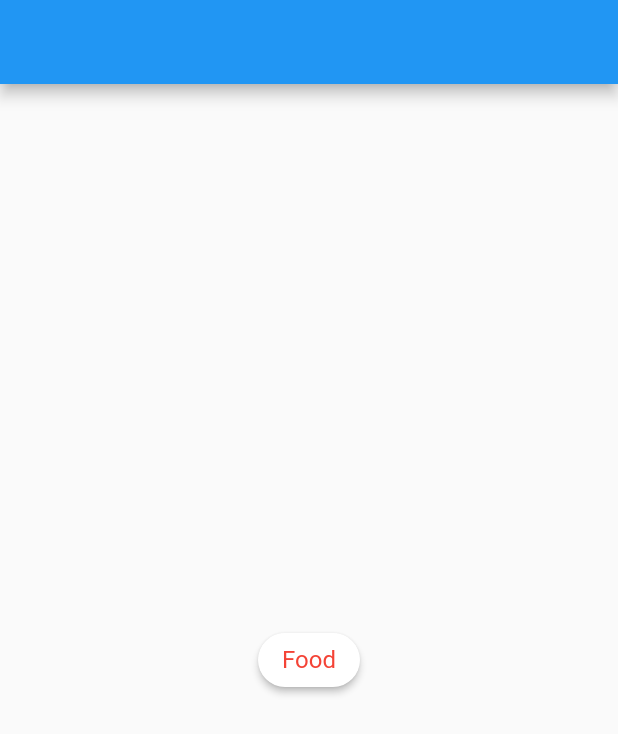
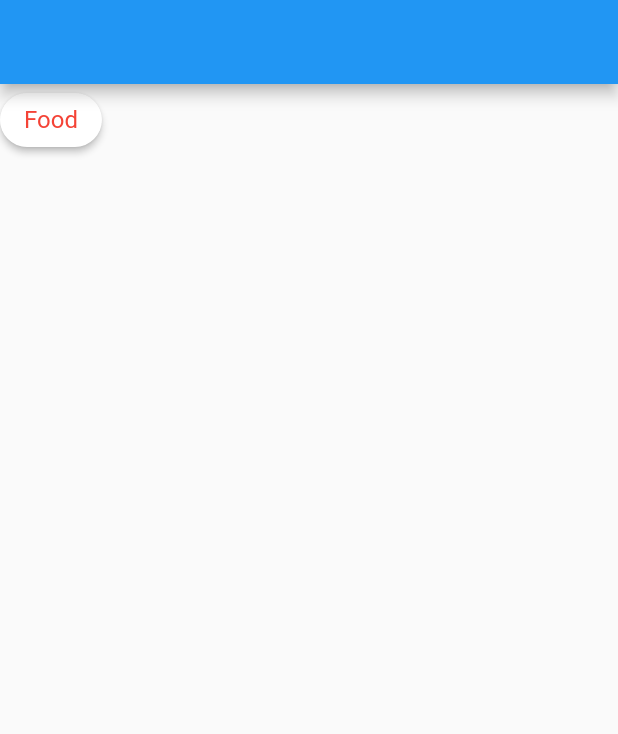
Before and after one commit to harunkurtme/flutter_course, a Flutter app: the screen it shows after launch, on a phone screen of 412 x 824 dp. Shown: the top 734 px of the screen. Run offline on Flutter 3.47's test engine with Material 2 defaults, Android fonts, the phone set to English and light mode, and no system bars.

Commit message:
add indicator, lis_tile

```diff
--- a/lib/101/custom_component.dart
+++ b/lib/101/custom_component.dart
@@ -8,9 +8,11 @@ class Custom_Component extends StatelessWidget{
   Widget build(BuildContext context) {
     return Scaffold(
       appBar: AppBar(),
-      body: Center(
-        child: CustomFoodButton(title: "Food",)
-            ),
+      body: Column(
+        children: [
+          CustomFoodButton(title: "Food",onpressed: (){},),
+        ],
+      ),
     );
   }
 }
@@ -26,14 +28,15 @@ class _PaddingUtility{
 }
 
 class CustomFoodButton extends StatelessWidget with _ColorUtility{
-  CustomFoodButton({Key? key, required this.title}) : super(key: key);
+  CustomFoodButton({Key? key, required this.title, required this.onpressed}) : super(key: key);
   final String title;
+  final void Function() onpressed;
 
   @override
   Widget build(BuildContext context) {
     return ElevatedButton(
           style: ElevatedButton.styleFrom(primary: white,shape:StadiumBorder() ),
-          onPressed: (){},
+          onPressed: onpressed,
           child: Text(
             title.toString(),
             style: Theme.of(context).textTheme.subtitle1?.copyWith(color: redColor),
--- a/lib/main.dart
+++ b/lib/main.dart
@@ -14,6 +14,7 @@ class MyApp extends StatelessWidget {
     return MaterialApp(
       title: 'Flutter Demo',
       theme: ThemeData(
+        progressIndicatorTheme: const ProgressIndicatorThemeData(color: Colors.blue),
         primarySwatch: Colors.blue,
       ),
       home: Custom_Component(),
```
Also changed, not shown: lib/101/indicator_item.dart (added, +37 -0 lines), lib/101/list_tile_item.dart (added, +19 -0 lines).
